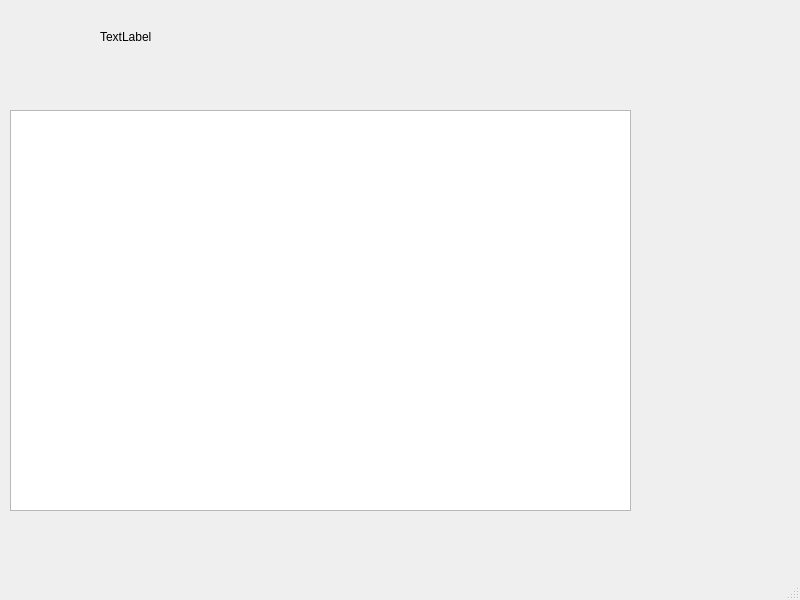
Before: the Qt Designer form UI/datawindow.ui in AliHejazi/Kn2cMonitoring, drawn with Qt 5.
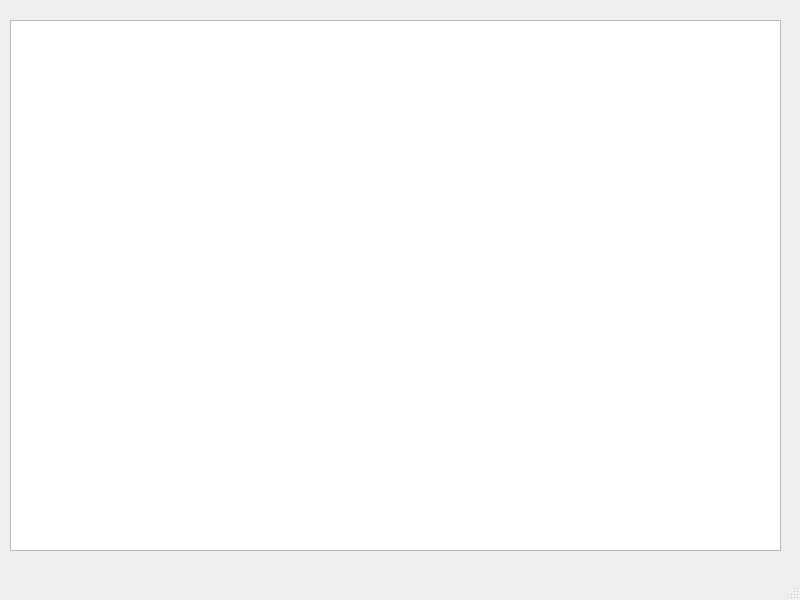
After: the same form once the commit is applied.

Diff of the .ui file:
```diff
--- a/UI/datawindow.ui
+++ b/UI/datawindow.ui
@@ -18,25 +18,12 @@
     <property name="geometry">
      <rect>
       <x>10</x>
-      <y>110</y>
-      <width>621</width>
-      <height>401</height>
+      <y>20</y>
+      <width>771</width>
+      <height>531</height>
      </rect>
     </property>
    </widget>
-   <widget class="QLabel" name="label">
-    <property name="geometry">
-     <rect>
-      <x>100</x>
-      <y>30</y>
-      <width>59</width>
-      <height>14</height>
-     </rect>
-    </property>
-    <property name="text">
-     <string>TextLabel</string>
-    </property>
-   </widget>
   </widget>
   <widget class="QMenuBar" name="menubar">
    <property name="geometry">
```
